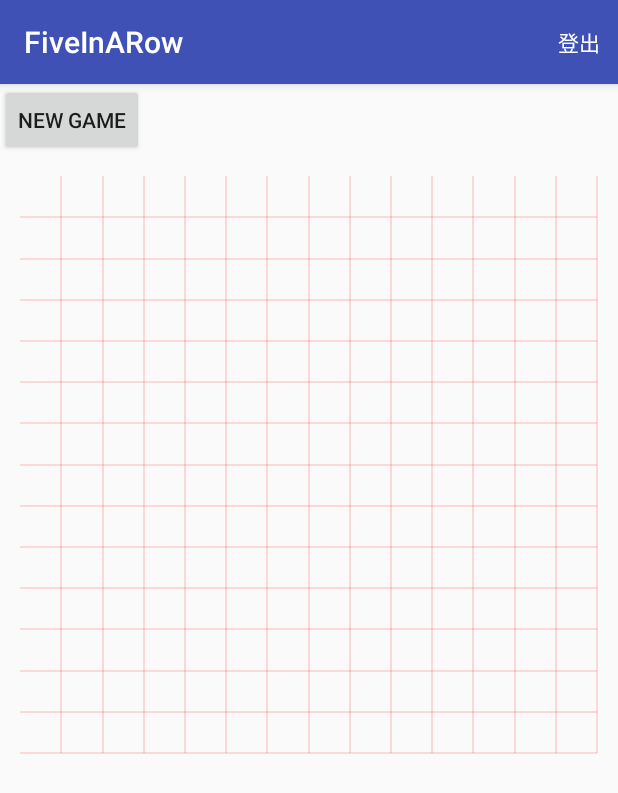
After one commit to wz649588/Five_In_A_Line, an Android app: the NetBattle screen opened directly, with no data from a screen before it, on a phone screen of 412 x 824 dp. The commit adds this screen. Shown: the top 793 px of the screen. Run offline under Robolectric (Android 15) with nearby library versions, the phone set to English and light mode, and no system bars.

Commit message:
netBattle preliminary

```diff
--- a/app/src/main/AndroidManifest.xml
+++ b/app/src/main/AndroidManifest.xml
@@ -16,6 +16,7 @@
                 <category android:name="android.intent.category.LAUNCHER" />
             </intent-filter>
         </activity>
+        <activity android:name=".NetBattle"></activity>
     </application>
 
 </manifest>
--- /dev/null
+++ b/app/src/main/java/com/example/fiveinarow/NetBattle.java
@@ -0,0 +1,45 @@
+package com.example.fiveinarow;
+
+import android.support.v7.app.AppCompatActivity;
+import android.os.Bundle;
+import android.view.Menu;
+import android.view.MenuItem;
+import android.view.View;
+import android.widget.Button;
+import android.widget.Toast;
+
+public class NetBattle extends AppCompatActivity {
+
+    private Chess_Panel netPanel;
+    private Button netNewGame;
+
+    public boolean onOptionsItemSelected(MenuItem item) {
+        if (item.getItemId() == R.id.sign) {
+            Toast.makeText(this, "signed out", Toast.LENGTH_SHORT).show();
+            netPanel.restartGame();
+            finish();
+        }
+        return true;
+    }
+
+    public boolean onCreateOptionsMenu(Menu menu) {
+        getMenuInflater().inflate(R.menu.signout, menu);
+        return true;
+    }
+
+    @Override
+    protected void onCreate(Bundle savedInstanceState) {
+        super.onCreate(savedInstanceState);
+        setContentView(R.layout.activity_net_battle);
+
+        netPanel = (Chess_Panel) findViewById(R.id.net_panel);
+        netNewGame = (Button) findViewById(R.id.netNewGame);
+
+        netNewGame.setOnClickListener(new View.OnClickListener() {
+            @Override
+            public void onClick(View v) {
+                netPanel.restartGame();
+            }
+        });
+    }
+}
--- /dev/null
+++ b/app/src/main/res/layout/activity_net_battle.xml
@@ -0,0 +1,17 @@
+<?xml version="1.0" encoding="utf-8"?>
+<LinearLayout xmlns:android="http://schemas.android.com/apk/res/android"
+    android:orientation="vertical"
+    android:layout_width="match_parent"
+    android:layout_height="match_parent">
+
+    <Button
+        android:layout_width="wrap_content"
+        android:layout_height="wrap_content"
+        android:text="New Game"
+        android:id="@+id/netNewGame"/>
+
+    <com.example.fiveinarow.Chess_Panel
+        android:id="@+id/net_panel"
+        android:layout_width="match_parent"
+        android:layout_height="match_parent" />
+</LinearLayout>
--- /dev/null
+++ b/app/src/main/res/menu/signout.xml
@@ -0,0 +1,8 @@
+<?xml version="1.0" encoding="utf-8"?>
+<menu xmlns:android="http://schemas.android.com/apk/res/android"
+    xmlns:app="http://schemas.android.com/apk/res-auto">
+    <item
+        android:id="@+id/sign"
+        android:title="登出"
+        app:showAsAction="always"/>
+</menu>
--- a/app/src/main/res/menu/toolbar.xml
+++ b/app/src/main/res/menu/toolbar.xml
@@ -10,4 +10,9 @@
         android:title="人机"
         app:showAsAction="always"/>
 
+    <item
+        android:id="@+id/net"
+        android:title="联网"
+        app:showAsAction="always"/>
+
 </menu>
```
Also changed, not shown: app/src/main/java/com/example/fiveinarow/Chess_Panel.java (+10 -0 lines), app/src/main/java/com/example/fiveinarow/MainActivity.java (+8 -0 lines).
